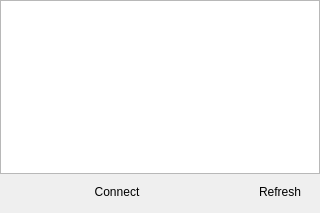
Above: cbcui/ui/Wireless.ui from kipr/cbc before the change. Below: the same form after it.
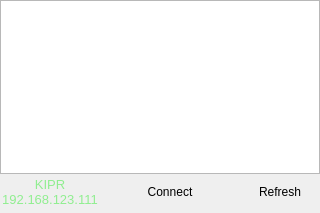
That is the form after the change. Icons and pictures are not drawn.

Commit message: Still working on the WiFi page

Patch:
```diff
--- a/cbcui/ui/Wireless.ui
+++ b/cbcui/ui/Wireless.ui
@@ -22,6 +22,11 @@
     <height>213</height>
    </size>
   </property>
+  <property name="font">
+   <font>
+    <pointsize>9</pointsize>
+   </font>
+  </property>
   <property name="windowTitle">
    <string>Form</string>
   </property>
@@ -49,6 +54,37 @@
      <property name="spacing">
       <number>6</number>
      </property>
+     <item>
+      <widget class="QLabel" name="ui_ipLabel">
+       <property name="minimumSize">
+        <size>
+         <width>100</width>
+         <height>0</height>
+        </size>
+       </property>
+       <property name="maximumSize">
+        <size>
+         <width>100</width>
+         <height>16777215</height>
+        </size>
+       </property>
+       <property name="font">
+        <font>
+         <pointsize>10</pointsize>
+        </font>
+       </property>
+       <property name="styleSheet">
+        <string notr="true">color:lightGreen</string>
+       </property>
+       <property name="text">
+        <string>KIPR
+192.168.123.111</string>
+       </property>
+       <property name="alignment">
+        <set>Qt::AlignCenter</set>
+       </property>
+      </widget>
+     </item>
      <item>
       <spacer name="horizontalSpacer">
        <property name="orientation">
```
The commit also changes 2 other files.
